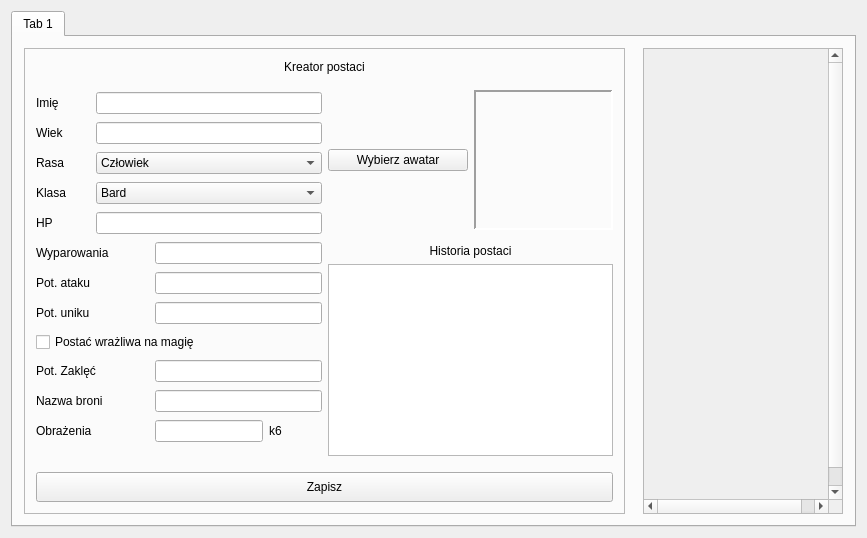
Before: the Qt Designer form GM_Util_Tool/GM_Util_Tool/GM_Util_Tool.ui in neliodass/TheWitcherRPG_GM_Tool, drawn with Qt 5.
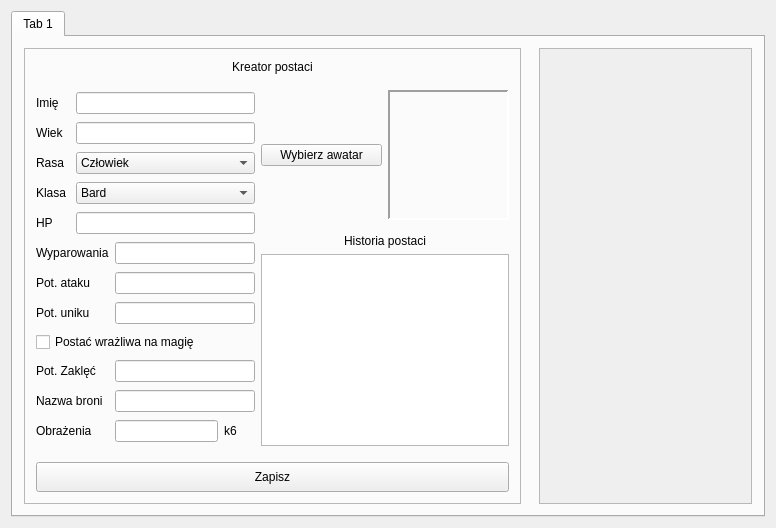
After: the same form once the commit is applied.

```diff
--- a/GM_Util_Tool/GM_Util_Tool/GM_Util_Tool.ui
+++ b/GM_Util_Tool/GM_Util_Tool/GM_Util_Tool.ui
@@ -6,8 +6,8 @@
    <rect>
     <x>0</x>
     <y>0</y>
-    <width>867</width>
-    <height>538</height>
+    <width>776</width>
+    <height>528</height>
    </rect>
   </property>
   <property name="sizePolicy">
@@ -23,7 +23,7 @@
    <string>GM_Util_Tool</string>
   </property>
   <widget class="QWidget" name="centralWidget">
-   <layout class="QVBoxLayout" name="verticalLayout_3">
+   <layout class="QHBoxLayout" name="horizontalLayout_3">
     <item>
      <widget class="QTabWidget" name="tabWidget">
       <property name="tabletTracking">
@@ -42,7 +42,7 @@
        <attribute name="title">
         <string>Tab 1</string>
        </attribute>
-       <layout class="QGridLayout" name="gridLayout_7" columnstretch="75,25,0">
+       <layout class="QGridLayout" name="gridLayout_7" columnstretch="70,30">
         <property name="sizeConstraint">
          <enum>QLayout::SizeConstraint::SetDefaultConstraint</enum>
         </property>
@@ -50,38 +50,56 @@
          <number>18</number>
         </property>
         <item row="0" column="1">
-         <widget class="QScrollArea" name="scrollArea">
+         <widget class="QScrollArea" name="characterListArea">
+          <property name="enabled">
+           <bool>true</bool>
+          </property>
+          <property name="sizePolicy">
+           <sizepolicy hsizetype="Expanding" vsizetype="Expanding">
+            <horstretch>0</horstretch>
+            <verstretch>0</verstretch>
+           </sizepolicy>
+          </property>
           <property name="layoutDirection">
            <enum>Qt::LayoutDirection::LeftToRight</enum>
           </property>
+          <property name="horizontalScrollBarPolicy">
+           <enum>Qt::ScrollBarPolicy::ScrollBarAlwaysOff</enum>
+          </property>
+          <property name="sizeAdjustPolicy">
+           <enum>QAbstractScrollArea::SizeAdjustPolicy::AdjustToContents</enum>
+          </property>
           <property name="widgetResizable">
-           <bool>false</bool>
+           <bool>true</bool>
+          </property>
+          <property name="alignment">
+           <set>Qt::AlignmentFlag::AlignCenter</set>
           </property>
           <widget class="QWidget" name="scrollAreaWidgetContents">
+           <property name="enabled">
+            <bool>true</bool>
+           </property>
            <property name="geometry">
             <rect>
              <x>0</x>
              <y>0</y>
-             <width>200</width>
-             <height>470</height>
+             <width>213</width>
+             <height>460</height>
             </rect>
            </property>
-           <layout class="QVBoxLayout" name="verticalLayout_4">
+           <layout class="QVBoxLayout" name="verticalLayout_3">
             <item>
-             <widget class="QFrame" name="frame">
-              <property name="sizePolicy">
-               <sizepolicy hsizetype="Expanding" vsizetype="Fixed">
-                <horstretch>0</horstretch>
-                <verstretch>0</verstretch>
-               </sizepolicy>
+             <spacer name="verticalSpacer">
+              <property name="orientation">
+               <enum>Qt::Orientation::Vertical</enum>
               </property>
-              <property name="frameShape">
-               <enum>QFrame::Shape::StyledPanel</enum>
+              <property name="sizeHint" stdset="0">
+               <size>
+                <width>20</width>
+                <height>40</height>
+               </size>
               </property>
-              <property name="frameShadow">
-               <enum>QFrame::Shadow::Raised</enum>
-              </property>
-             </widget>
+             </spacer>
             </item>
            </layout>
           </widget>
@@ -107,7 +125,7 @@
           <property name="midLineWidth">
            <number>0</number>
           </property>
-          <layout class="QVBoxLayout" name="verticalLayout_2" stretch="1,8,1">
+          <layout class="QVBoxLayout" name="verticalLayout_2" stretch="1,0,1">
            <property name="sizeConstraint">
             <enum>QLayout::SizeConstraint::SetNoConstraint</enum>
            </property>
```
Left out of the diff: 16 changed lines with no effect on the pictures.
